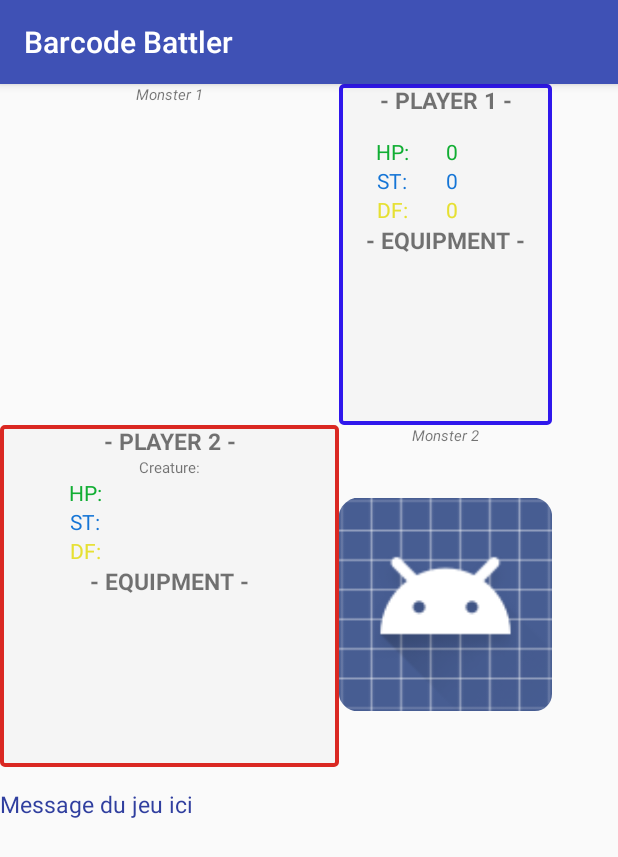
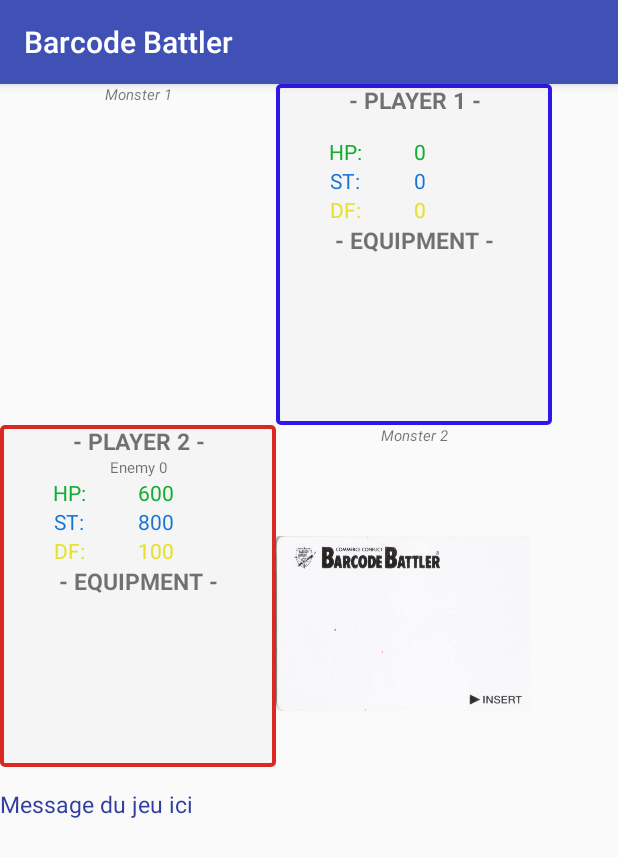
Before and after one commit to estellerostan/barcode-battler-android, an Android app: the screen it shows after launch (BattleActivity), after a tap on "BATTLE", on a phone screen of 412 x 824 dp. Shown: the top 857 px of the screen. Run offline under Robolectric (Android 15) with nearby library versions, the phone set to English and light mode, and no system bars; 1 statement that could not run was skipped.

Commit message:
#3 Affiche la 2eme créature (ennemie) sur l'écran de combat
Un choix interne de l'ennemi est fait parmi 5 créatures ennemies générées au démarrage.
Pour l'instant, la 2eme créature n'est pas sauvegardee lorsque l'on quitte le combat pour aller vers d'autres écrans.

```diff
--- a/app/src/main/java/org/mbds/barcodebattler/CreaturesPoolActivity.java
+++ b/app/src/main/java/org/mbds/barcodebattler/CreaturesPoolActivity.java
@@ -130,12 +130,13 @@ public class CreaturesPoolActivity extends BaseActivity {
 //                    return;
 //                }
 
+            assert imageBitmap != null;
             Frame frame = new Frame.Builder().setBitmap(imageBitmap).build();
             SparseArray<Barcode> barcodes = detector.detect(frame);
 
             String thisCode = barcodes.valueAt(0).rawValue;
 //          System.out.println( "--------------------------------------------------------------------------- barcode de l'item ajoute : "+ thisCode);
-            ICreature creature = new Creature(thisCode, "**Custom**", 1, 1, 1, "blank");
+            ICreature creature = new Creature(thisCode, "**Custom**", 1, 1, 1, "blank", "SUPERHERO");
             BarcodeToCreatureConverter converter = new BarcodeToCreatureConverter(creature);
             creature = converter.convert(thisCode);
 
@@ -146,7 +147,8 @@ public class CreaturesPoolActivity extends BaseActivity {
                         creature.getEnergy(),
                         creature.getStrike(),
                         creature.getDefense(),
-                        creature.getImageName()
+                        creature.getImageName(),
+                        creature.getType()
                 );
                 ICreature addedCreature = databaseAdapter.getCreature(creature.getBarcode());
                 databaseAdapter.updateCreature(addedCreature.getId(), "Barcode challenger " + addedCreature.getId());
--- a/app/src/main/java/org/mbds/barcodebattler/Data.java
+++ b/app/src/main/java/org/mbds/barcodebattler/Data.java
@@ -16,11 +16,15 @@ import org.mbds.barcodebattler.data.ICreature;
 import org.mbds.barcodebattler.util.BarcodeToCreatureConverter;
 
 import java.util.ArrayList;
+import java.util.concurrent.ThreadLocalRandom;
 
 class Data implements ListAdapter {
     private ArrayList<ICreature> superheroes;
+    private ArrayList<ICreature> enemies;
 
     Data() {
+        final String superheroType = "SUPERHERO";
+
         superheroes = new ArrayList<>();
 
         String barcode1 = "340912373503";
@@ -30,12 +34,12 @@ class Data implements ListAdapter {
         String barcode5 = "391110346509";
         String barcode6 = "320813183500";
 
-        ICreature s1 = new Creature(barcode1, "Beast Feast", 1, 1, 1, "beast_feast");
-        ICreature s2 = new Creature(barcode2, "Cool Candy", 1, 2, 2, "cool_candy");
-        ICreature s3 = new Creature(barcode3, "Jam Bam", 1, 2, 3, "jam_bam");
-        ICreature s4 = new Creature(barcode4, "Jaw Breaker", 1, 2, 3, "jaw_breaker");
-        ICreature s5 = new Creature(barcode5, "Mega Blaster", 1, 2, 3, "mega_blaster");
-        ICreature s6 = new Creature(barcode6, "Razor Fist", 1, 2, 3, "razor_fist");
+        ICreature s1 = new Creature(barcode1, "Beast Feast", 1, 1, 1, "beast_feast", superheroType);
+        ICreature s2 = new Creature(barcode2, "Cool Candy", 1, 2, 2, "cool_candy", superheroType);
+        ICreature s3 = new Creature(barcode3, "Jam Bam", 1, 2, 3, "jam_bam", superheroType);
+        ICreature s4 = new Creature(barcode4, "Jaw Breaker", 1, 2, 3, "jaw_breaker", superheroType);
+        ICreature s5 = new Creature(barcode5, "Mega Blaster", 1, 2, 3, "mega_blaster", superheroType);
+        ICreature s6 = new Creature(barcode6, "Razor Fist", 1, 2, 3, "razor_fist", superheroType);
 
         BarcodeToCreatureConverter converter = new BarcodeToCreatureConverter(s1);
         s1 = converter.convert(barcode1);
@@ -61,6 +65,23 @@ class Data implements ListAdapter {
         superheroes.add(s4);
         superheroes.add(s5);
         superheroes.add(s6);
+
+        enemies = new ArrayList<>();
+
+        for (int i = 0; i < 5; i++) {
+            // nextInt is normally exclusive of the top value,
+            // so add 1 to make it inclusive
+            int randomNum = ThreadLocalRandom.current().nextInt(0, 100 + 1);
+
+            String barcode = String.valueOf(randomNum) + String.valueOf(i) + "3";
+
+            ICreature enemy = new Creature(barcode, "Enemy " + i, 1, 1, 1, "blank", "ENEMY");
+
+            converter = new BarcodeToCreatureConverter(enemy);
+            enemy = converter.convert(barcode);
+
+            enemies.add(enemy);
+        }
     }
 
     public static int calculateInSampleSize(
@@ -206,4 +227,12 @@ class Data implements ListAdapter {
     public void addSuperheroe(ICreature superheroe) {
         superheroes.add(superheroe);
     }
+
+    ArrayList<ICreature> getEnemies() {
+        return enemies;
+    }
+
+    void setEnemies(ArrayList<ICreature> enemies) {
+        this.enemies = enemies;
+    }
 }
--- a/app/src/main/java/org/mbds/barcodebattler/MainActivity.java
+++ b/app/src/main/java/org/mbds/barcodebattler/MainActivity.java
@@ -14,22 +14,14 @@ import java.util.ArrayList;
 
 public class MainActivity extends AppCompatActivity {
 
-    private Button generateButton;
-    private Button toPoolButton;
-    private Button toBattleButton;
-
-    private Data data;
-    private BarcodeBattlerDatabaseAdapter databaseAdapter;
-    private ArrayList<ICreature> superheroes;
-
     @Override
     protected void onCreate(Bundle savedInstanceState) {
         super.onCreate(savedInstanceState);
         setContentView(R.layout.activity_main);
 
-        generateButton = (Button) findViewById(R.id.generate);
-        toPoolButton = (Button) findViewById(R.id.toPool);
-        toBattleButton = (Button) findViewById(R.id.toBattle);
+        Button generateButton = (Button) findViewById(R.id.generate);
+        Button toPoolButton = (Button) findViewById(R.id.toPool);
+        Button toBattleButton = (Button) findViewById(R.id.toBattle);
 
         generateButton.setOnClickListener(new View.OnClickListener() {
             @Override
@@ -55,18 +47,15 @@ public class MainActivity extends AppCompatActivity {
             }
         });
 
-        databaseAdapter = new BarcodeBattlerDatabaseAdapter(getApplicationContext());
-        databaseAdapter.open();
-
-        data = new Data();
+        Data data = new Data();
 
 //        getApplicationContext().deleteDatabase("database.db"); // DEBUG
 
-        superheroes = data.getSuperheroes();
-        databaseAdapter = new BarcodeBattlerDatabaseAdapter(getApplicationContext());
+        BarcodeBattlerDatabaseAdapter databaseAdapter = new BarcodeBattlerDatabaseAdapter(getApplicationContext());
         databaseAdapter.open();
 
-        int i = 0;
+        ArrayList<ICreature> superheroes = data.getSuperheroes();
+
         for (ICreature superhero : superheroes
                 ) {
 
@@ -77,19 +66,49 @@ public class MainActivity extends AppCompatActivity {
                         superhero.getEnergy(),
                         superhero.getStrike(),
                         superhero.getDefense(),
-                        superhero.getImageName()
+                        superhero.getImageName(),
+                        superhero.getType()
                 );
 //                System.out.println( "---------------------------------------------------------------------------" + databaseAdapter.getCreature(superhero.getBarcode()).getId()); // debug
 //                System.out.println( "---------------------------------------------------------------------------" + superhero.getName()); // debug
             }
+        }
 //            }
+
+        // on supprime les anciens ennemis...
+        for (ICreature enemy : databaseAdapter.getEnemies()) {
+            databaseAdapter.deleteEnemy(enemy.getId());
+        }
+
+        //  pour les remplacer par des nouveaux
+        ArrayList<ICreature> enemies = data.getEnemies();
+
+        for (ICreature enemy : enemies
+                ) {
+
+            if (databaseAdapter.getCreature(enemy.getBarcode()).getBarcode() == null) { // Les créatures ne peuvent etre ajoutées qu'une seule fois
+                databaseAdapter.insertCreature(
+                        enemy.getBarcode(),
+                        enemy.getName(),
+                        enemy.getEnergy(),
+                        enemy.getStrike(),
+                        enemy.getDefense(),
+                        enemy.getImageName(),
+                        enemy.getType()
+                );
+//                System.out.println( "---------------------------------------------------------------------------" + databaseAdapter.getCreature(superhero.getBarcode()).getId()); // debug
+//                System.out.println( "---------------------------------------------------------------------------" + superhero.getName()); // debug
+            }
         }
 
         ArrayList<ICreature> savedCreatures = databaseAdapter.getCreatures();
-
-
         if (savedCreatures != null) {
-            data.setSuperheroes(savedCreatures);
+            for (ICreature savedCreature : savedCreatures
+                    ) {
+                if (savedCreature.getType().equals("SUPERHERO")) {
+                    data.setSuperheroes(savedCreatures);
+                }
+            }
         }
     }
 }
--- a/app/src/main/java/org/mbds/barcodebattler/battle/BattleActivity.java
+++ b/app/src/main/java/org/mbds/barcodebattler/battle/BattleActivity.java
@@ -11,6 +11,7 @@ import android.widget.Toast;
 
 import org.mbds.barcodebattler.R;
 import org.mbds.barcodebattler.data.ICreature;
+import org.mbds.barcodebattler.util.BarcodeBattlerDatabaseAdapter;
 
 public class BattleActivity extends AppCompatActivity {
 
@@ -54,6 +55,24 @@ public class BattleActivity extends AppCompatActivity {
 
         P1Image = (ImageView) findViewById(R.id.monsterImageP1);
         P2Image = (ImageView) findViewById(R.id.monsterImageP2);
+
+        // TODO: a deplacer + sauvegarde du monstre choisit au debut du combat
+        BarcodeBattlerDatabaseAdapter databaseAdapter = new BarcodeBattlerDatabaseAdapter(getApplicationContext());
+        databaseAdapter.open();
+
+        ICreature enemy = databaseAdapter.getEnemy();
+
+        P2StatsCreatureName.setText(enemy.getName());
+        P2HP.setText(String.valueOf(enemy.getEnergy()));
+        P2ST.setText(String.valueOf(enemy.getStrike()));
+        P2DF.setText(String.valueOf(enemy.getDefense()));
+
+        String mDrawableN = enemy.getImageName();
+        int resI = getResources().getIdentifier(mDrawableN, "drawable", getApplicationContext().getPackageName());
+
+        Bitmap bitma = BitmapFactory.decodeResource(getApplicationContext().getResources(),
+                resI);
+        P2Image.setImageBitmap(bitma);
 
         gameMsg = (TextView) findViewById(R.id.game_msg);
 
--- a/app/src/main/java/org/mbds/barcodebattler/data/AbstractCreature.java
+++ b/app/src/main/java/org/mbds/barcodebattler/data/AbstractCreature.java
@@ -10,18 +10,20 @@ abstract class AbstractCreature implements ICreature {
     private int strike;
     private int defense;
     private String imageName;
+    private String type;
 
     AbstractCreature() {
 
     }
 
-    AbstractCreature(String barcode, String name, int energy, int strike, int defense, String imageName) {
+    AbstractCreature(String barcode, String name, int energy, int strike, int defense, String imageName, String type) {
         this.barcode = barcode;
         this.name = name;
         this.energy = energy;
         this.strike = strike;
         this.defense = defense;
         this.imageName = imageName;
+        this.type = type;
     }
 
     AbstractCreature(Parcel in) {
@@ -102,4 +104,12 @@ abstract class AbstractCreature implements ICreature {
     public void setImageName(String imageName) {
         this.imageName = imageName;
     }
+
+    public String getType() {
+        return type;
+    }
+
+    public void setType(String type) {
+        this.type = type;
+    }
 }
--- a/app/src/main/java/org/mbds/barcodebattler/data/Creature.java
+++ b/app/src/main/java/org/mbds/barcodebattler/data/Creature.java
@@ -14,8 +14,8 @@ public class Creature extends AbstractCreature implements Parcelable {
         }
     };
 
-    public Creature(String barcode, String name, int energy, int strike, int defense, String imageName) {
-        super(barcode, name, energy, strike, defense, imageName);
+    public Creature(String barcode, String name, int energy, int strike, int defense, String imageName, String type) {
+        super(barcode, name, energy, strike, defense, imageName, type);
     }
 
     public Creature() {
--- a/app/src/main/java/org/mbds/barcodebattler/data/ICreature.java
+++ b/app/src/main/java/org/mbds/barcodebattler/data/ICreature.java
@@ -33,4 +33,8 @@ public interface ICreature extends Parcelable {
     String getImageName();
 
     void setImageName(String imageName);
+
+    String getType();
+
+    void setType(String type);
 }
--- a/app/src/main/java/org/mbds/barcodebattler/util/AppModule.java
+++ b/app/src/main/java/org/mbds/barcodebattler/util/AppModule.java
@@ -11,6 +11,6 @@ class AppModule {
 
     @Provides
     ICreature providesCreature() {
-        return new Creature("", "", 0, 0, 0, "");
+        return new Creature("", "", 0, 0, 0, "", "");
     }
 }
--- a/app/src/main/java/org/mbds/barcodebattler/util/BarcodeBattlerDatabaseAdapter.java
+++ b/app/src/main/java/org/mbds/barcodebattler/util/BarcodeBattlerDatabaseAdapter.java
@@ -41,7 +41,7 @@ public class BarcodeBattlerDatabaseAdapter {
     }
 
     // method to insert a record in Table
-    public void insertCreature(String barcode, String name, int energy, int strike, int defense, String imageName) {
+    public void insertCreature(String barcode, String name, int energy, int strike, int defense, String imageName, String creatureType) {
         try {
             ContentValues newValues = new ContentValues();
             // Assign values for each column.
@@ -51,6 +51,7 @@ public class BarcodeBattlerDatabaseAdapter {
             newValues.put(BarcodeBattlerOpenHelper.CREATURE_STRIKE, strike);
             newValues.put(BarcodeBattlerOpenHelper.CREATURE_DEFENSE, defense);
             newValues.put(BarcodeBattlerOpenHelper.CREATURE_IMAGE_NAME, imageName);
+            newValues.put(BarcodeBattlerOpenHelper.CREATURE_TYPE, creatureType);
             // Insert the row into your table
             db = dbHelper.getWritableDatabase();
             db.insert(BarcodeBattlerOpenHelper.CREATURE_TABLE_NAME, null, newValues);
@@ -81,6 +82,16 @@ public class BarcodeBattlerDatabaseAdapter {
         return db.delete(table, whereClause, whereArgs);
     }
 
+    public int deleteEnemy(int position) {
+        String table = BarcodeBattlerOpenHelper.CREATURE_TABLE_NAME;
+        String whereClause = String.format("%s%n =?", BarcodeBattlerOpenHelper.CREATURE_ID);
+        String[] whereArgs = new String[]{Integer.toString(position)};
+
+//        System.out.println( "---------------------------------------------------------------------------"+ table + " " + whereClause + " " + whereArgs[0]); // debug
+
+        return db.delete(table, whereClause, whereArgs);
+    }
+
     public ArrayList<ICreature> getCreatures() {
         db = dbHelper.getReadableDatabase();
         Cursor cursor = db.query(BarcodeBattlerOpenHelper.CREATURE_TABLE_NAME, new String[]{
@@ -90,7 +101,8 @@ public class BarcodeBattlerDatabaseAdapter {
                         BarcodeBattlerOpenHelper.CREATURE_ENERGY,
                         BarcodeBattlerOpenHelper.CREATURE_STRIKE,
                         BarcodeBattlerOpenHelper.CREATURE_DEFENSE,
-                        BarcodeBattlerOpenHelper.CREATURE_IMAGE_NAME},
+                        BarcodeBattlerOpenHelper.CREATURE_IMAGE_NAME,
+                        BarcodeBattlerOpenHelper.CREATURE_TYPE},
                 null, null, null, null, null); // pas de where, on les veut tous
 
         ArrayList<ICreature> creatures = new ArrayList<>();
@@ -106,6 +118,45 @@ public class BarcodeBattlerDatabaseAdapter {
                 temp.setStrike(Integer.parseInt(cursor.getString(4)));
                 temp.setDefense(Integer.parseInt(cursor.getString(5)));
                 temp.setImageName(cursor.getString(6));
+                temp.setType(cursor.getString(6));
+//            System.out.println( "---------------------------------------------------------------------------"+ temp.getName()+ " lu depuis la base de donnees " ); // debug
+                creatures.add(temp);
+            }
+            while (cursor.moveToNext());
+        }
+        if (!cursor.isClosed()) {
+            cursor.close();
+        }
+        return creatures;
+    }
+
+    public ArrayList<ICreature> getEnemies() {
+        db = dbHelper.getReadableDatabase();
+        Cursor cursor = db.query(BarcodeBattlerOpenHelper.CREATURE_TABLE_NAME, new String[]{
+                        BarcodeBattlerOpenHelper.CREATURE_ID,
+                        BarcodeBattlerOpenHelper.CREATURE_BARCODE,
+                        BarcodeBattlerOpenHelper.CREATURE_NAME,
+                        BarcodeBattlerOpenHelper.CREATURE_ENERGY,
+                        BarcodeBattlerOpenHelper.CREATURE_STRIKE,
+                        BarcodeBattlerOpenHelper.CREATURE_DEFENSE,
+                        BarcodeBattlerOpenHelper.CREATURE_IMAGE_NAME,
+                        BarcodeBattlerOpenHelper.CREATURE_TYPE},
+                "type =? ", new String[]{"ENEMY"}, null, null, null); // pas de where, on les veut tous
+
+        ArrayList<ICreature> creatures = new ArrayList<>();
+
+        //Parcour des résultats  :
+        if (cursor.moveToFirst()) {
+            do {
+                ICreature temp = new Creature();
+                temp.setId(Integer.parseInt(cursor.getString(0)));
+                temp.setBarcode(cursor.getString(1));
+                temp.setName(cursor.getString(2));
+                temp.setEnergy(Integer.parseInt(cursor.getString(3)));
+                temp.setStrike(Integer.parseInt(cursor.getString(4)));
+                temp.setDefense(Integer.parseInt(cursor.getString(5)));
+                temp.setImageName(cursor.getString(6));
+                temp.setType(cursor.getString(6));
 //            System.out.println( "---------------------------------------------------------------------------"+ temp.getName()+ " lu depuis la base de donnees " ); // debug
                 creatures.add(temp);
             }
@@ -130,6 +181,26 @@ public class BarcodeBattlerDatabaseAdapter {
                 temp.setStrike(Integer.parseInt(cursor.getString(4)));
                 temp.setDefense(Integer.parseInt(cursor.getString(5)));
                 temp.setImageName(cursor.getString(6));
+                temp.setType(cursor.getString(6));
+            }
+            return temp;
+        }
+    }
+
+    public ICreature getEnemy() {
+        ICreature temp = new Creature();
+        try (Cursor cursor = db.rawQuery("SELECT * FROM creature WHERE type=? ORDER BY RANDOM() LIMIT 1", new String[]{"ENEMY"})) {
+            if (cursor.getCount() > 0) {
+                cursor.moveToFirst();
+
+                temp.setId(Integer.parseInt(cursor.getString(0)));
+                temp.setBarcode(cursor.getString(1));
+                temp.setName(cursor.getString(2));
+                temp.setEnergy(Integer.parseInt(cursor.getString(3)));
+                temp.setStrike(Integer.parseInt(cursor.getString(4)));
+                temp.setDefense(Integer.parseInt(cursor.getString(5)));
+                temp.setImageName(cursor.getString(6));
+                temp.setType(cursor.getString(6));
             }
             return temp;
         }
--- a/app/src/main/java/org/mbds/barcodebattler/util/BarcodeBattlerOpenHelper.java
+++ b/app/src/main/java/org/mbds/barcodebattler/util/BarcodeBattlerOpenHelper.java
@@ -14,6 +14,7 @@ class BarcodeBattlerOpenHelper extends SQLiteOpenHelper {
     static final String CREATURE_STRIKE = "strike";
     static final String CREATURE_DEFENSE = "defense";
     static final String CREATURE_IMAGE_NAME = "imageName";
+    static final String CREATURE_TYPE = "type";
     private static final String DATABASE_NAME = "database.db";
     private static final int DATABASE_VERSION = 2;
 
@@ -25,8 +26,8 @@ class BarcodeBattlerOpenHelper extends SQLiteOpenHelper {
                     CREATURE_ENERGY + " INTEGER, " +
                     CREATURE_STRIKE + " INTEGER, " +
                     CREATURE_DEFENSE + " INTEGER, " +
-                    CREATURE_IMAGE_NAME + " TEXT" +
-//                    CREATURE_TYPE + " TEXT," +
+                    CREATURE_IMAGE_NAME + " TEXT, " +
+                    CREATURE_TYPE + " TEXT " +
                     ");";
 
     BarcodeBattlerOpenHelper(Context context) {
--- a/app/src/main/res/layout/activity_battle.xml
+++ b/app/src/main/res/layout/activity_battle.xml
@@ -168,7 +168,7 @@
 
                 <ImageView
                     android:id="@+id/monsterImageP1"
-                    android:layout_width="190dp"
+                    android:layout_width="170dp"
                     android:layout_height="100dp"
                     android:layout_column="0"
                     android:layout_columnWeight="1"
@@ -328,8 +328,8 @@
 
                 <ImageView
                     android:id="@+id/monsterImageP2"
-                    android:layout_width="match_parent"
-                    android:layout_height="match_parent"
+                    android:layout_width="170dp"
+                    android:layout_height="100dp"
                     android:layout_weight="0.8"
                     android:text="2"
                     app:srcCompat="@android:drawable/sym_def_app_icon" />
```
